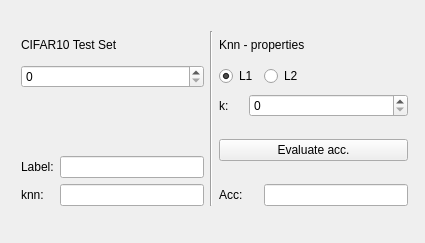
Before: the Qt Designer form knn/knn.ui in Dtananaev/ml_classifiers, drawn with Qt 5.
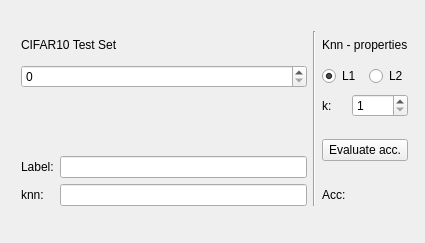
After: the same form once the commit is applied.

Diff of the .ui file:
```diff
--- a/knn/knn.ui
+++ b/knn/knn.ui
@@ -93,7 +93,14 @@
       </widget>
      </item>
      <item row="2" column="4" colspan="2">
-      <widget class="QSpinBox" name="spinBox"/>
+      <widget class="QSpinBox" name="kBox">
+       <property name="minimum">
+        <number>1</number>
+       </property>
+       <property name="singleStep">
+        <number>1</number>
+       </property>
+      </widget>
      </item>
      <item row="3" column="3" rowspan="2" colspan="3">
       <widget class="QPushButton" name="pushButton">
@@ -129,8 +136,12 @@
        </property>
       </widget>
      </item>
-     <item row="5" column="5">
-      <widget class="QLineEdit" name="lineEdit_3"/>
+     <item row="5" column="4">
+      <widget class="QLabel" name="accResult">
+       <property name="text">
+        <string/>
+       </property>
+      </widget>
      </item>
     </layout>
    </widget>
```
Left out of the diff: 2 changed lines with no effect on the pictures.
